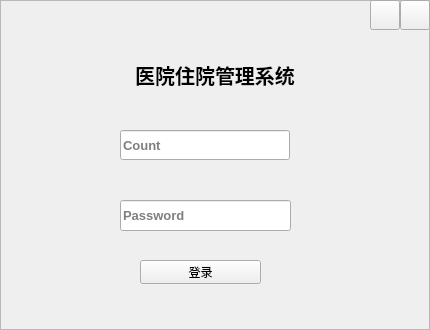
This is login.ui in PGwind/Qt_HIMS as Qt 5 draws it before an edit. The edited form follows.
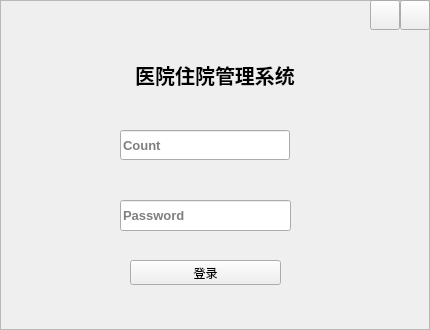
This is the edited form.

What changed in the file:
```diff
--- a/login.ui
+++ b/login.ui
@@ -153,10 +153,10 @@
    <widget class="QPushButton" name="btnLogin">
     <property name="geometry">
      <rect>
-      <x>140</x>
+      <x>130</x>
       <y>260</y>
-      <width>121</width>
-      <height>24</height>
+      <width>151</width>
+      <height>25</height>
      </rect>
     </property>
     <property name="text">
```
